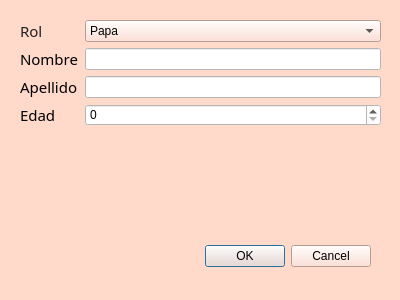
First picture: the form in dialog_miembro.ui, repository AlexeiM2/hvgj, before the edit.
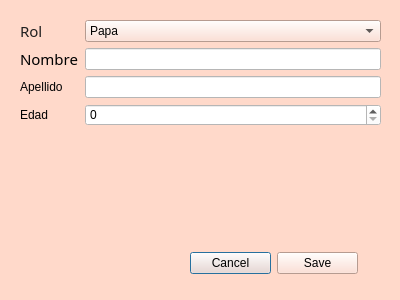
Second picture: the form after the edit.

Commit message: Botones de cancelar y aceptar en miembro

Patch:
```diff
--- a/dialog_miembro.ui
+++ b/dialog_miembro.ui
@@ -16,22 +16,6 @@
   <property name="styleSheet">
    <string notr="true">background-color: rgb(255, 217, 202);</string>
   </property>
-  <widget class="QDialogButtonBox" name="buttonBox">
-   <property name="geometry">
-    <rect>
-     <x>30</x>
-     <y>240</y>
-     <width>341</width>
-     <height>32</height>
-    </rect>
-   </property>
-   <property name="orientation">
-    <enum>Qt::Horizontal</enum>
-   </property>
-   <property name="standardButtons">
-    <set>QDialogButtonBox::Cancel|QDialogButtonBox::Ok</set>
-   </property>
-  </widget>
   <widget class="QWidget" name="verticalLayoutWidget">
    <property name="geometry">
     <rect>
@@ -76,12 +60,6 @@
       </item>
       <item row="2" column="0">
        <widget class="QLabel" name="apellidolabel_3">
-        <property name="font">
-         <font>
-          <family>Impact</family>
-          <pointsize>11</pointsize>
-         </font>
-        </property>
         <property name="text">
          <string>Apellido</string>
         </property>
@@ -89,12 +67,6 @@
       </item>
       <item row="3" column="0">
        <widget class="QLabel" name="edad_2">
-        <property name="font">
-         <font>
-          <family>Impact</family>
-          <pointsize>11</pointsize>
-         </font>
-        </property>
         <property name="text">
          <string>Edad</string>
         </property>
@@ -176,6 +148,32 @@
     </item>
    </layout>
   </widget>
+  <widget class="QWidget" name="">
+   <property name="geometry">
+    <rect>
+     <x>190</x>
+     <y>250</y>
+     <width>168</width>
+     <height>27</height>
+    </rect>
+   </property>
+   <layout class="QHBoxLayout" name="horizontalLayout">
+    <item>
+     <widget class="QPushButton" name="btncancel">
+      <property name="text">
+       <string>Cancel</string>
+      </property>
+     </widget>
+    </item>
+    <item>
+     <widget class="QPushButton" name="btnguardar">
+      <property name="text">
+       <string>Save</string>
+      </property>
+     </widget>
+    </item>
+   </layout>
+  </widget>
  </widget>
  <resources/>
  <connections>
```
Left out of the diff: 39 changed lines with no effect on the pictures. The commit also changes 2 other files.
